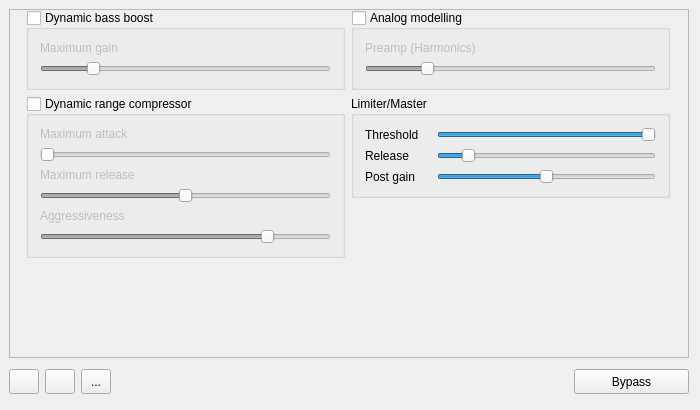
Above: src/MainWindow.ui from Audio4Linux/JDSP4Linux before the change. Below: the same form after it.
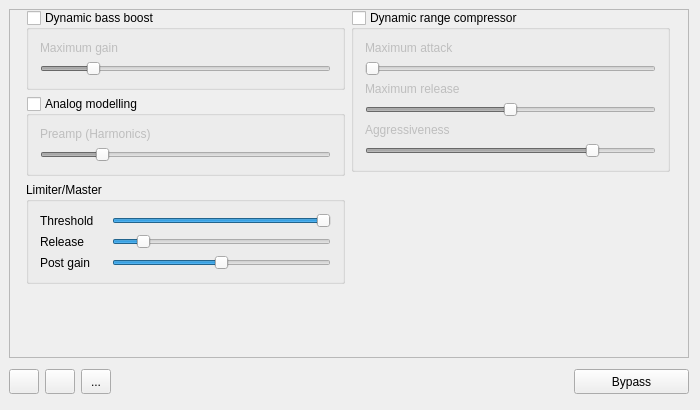
That is the form after the change. The open tabs and pages were chosen to show the change. Icons and pictures are not drawn. Custom widgets are drawn as their Qt base class.

Commit message: refactor: rearrange layout for new compressor

Patch:
```diff
--- a/src/MainWindow.ui
+++ b/src/MainWindow.ui
@@ -151,125 +151,6 @@
                   </widget>
                  </item>
                  <item>
-                  <widget class="QGroupBox" name="enable_comp">
-                   <property name="whatsThis">
-                    <string>&lt;html&gt;&lt;head/&gt;&lt;body&gt;&lt;p&gt;&lt;span style=&quot; font-weight:600; text-decoration: underline;&quot;&gt;Dynamic range compressor&lt;/span&gt;&lt;/p&gt;&lt;p&gt;Enables/disables the dynamic range compressor, an automatic dynamic range flattener that can flatten the signal spectral to reduce transient; it is like a drum volume reducer.&lt;/p&gt;&lt;p&gt;&lt;span style=&quot; text-decoration: underline;&quot;&gt;Max attack:&lt;/span&gt; adjusts how fast the Dynamic Range Compressor reacts.&lt;/p&gt;&lt;p&gt;&lt;span style=&quot; text-decoration: underline;&quot;&gt;Max release:&lt;/span&gt; adjusts how slow the Dynamic Range Compressor is performing gain decay.&lt;/p&gt;&lt;p&gt;&lt;span style=&quot; text-decoration: underline;&quot;&gt;Aggressiveness:&lt;/span&gt; adjusts how strong the spectral flattening is going to be&lt;/p&gt;&lt;/body&gt;&lt;/html&gt;</string>
-                   </property>
-                   <property name="title">
-                    <string>Dynamic range compressor</string>
-                   </property>
-                   <property name="checkable">
-                    <bool>true</bool>
-                   </property>
-                   <property name="checked">
-                    <bool>false</bool>
-                   </property>
-                   <layout class="QVBoxLayout" name="verticalLayout_4">
-                    <item>
-                     <widget class="QLabel" name="comp_atk_label">
-                      <property name="text">
-                       <string>Maximum attack</string>
-                      </property>
-                     </widget>
-                    </item>
-                    <item>
-                     <widget class="QAnimatedSlider" name="comp_maxattack">
-                      <property name="sizePolicy">
-                       <sizepolicy hsizetype="Expanding" vsizetype="Fixed">
-                        <horstretch>0</horstretch>
-                        <verstretch>0</verstretch>
-                       </sizepolicy>
-                      </property>
-                      <property name="minimumSize">
-                       <size>
-                        <width>0</width>
-                        <height>14</height>
-                       </size>
-                      </property>
-                      <property name="minimum">
-                       <number>0</number>
-                      </property>
-                      <property name="maximum">
-                       <number>400</number>
-                      </property>
-                      <property name="orientation">
-                       <enum>Qt::Horizontal</enum>
-                      </property>
-                      <property name="tickPosition">
-                       <enum>QSlider::NoTicks</enum>
-                      </property>
-                     </widget>
-                    </item>
-                    <item>
-                     <widget class="QLabel" name="label_7">
-                      <property name="text">
-                       <string>Maximum release</string>
-                      </property>
-                     </widget>
-                    </item>
-                    <item>
-                     <widget class="QAnimatedSlider" name="comp_maxrelease">
-                      <property name="minimum">
-                       <number>0</number>
-                      </property>
-                      <property name="maximum">
-                       <number>400</number>
-                      </property>
-                      <property name="value">
-                       <number>200</number>
-                      </property>
-                      <property name="orientation">
-                       <enum>Qt::Horizontal</enum>
-                      </property>
-                     </widget>
-                    </item>
-                    <item>
-                     <widget class="QLabel" name="label_5">
-                      <property name="text">
-                       <string>Aggressiveness</string>
-                      </property>
-                     </widget>
-                    </item>
-                    <item>
-                     <widget class="QAnimatedSlider" name="comp_aggressiveness">
-                      <property name="minimum">
-                       <number>10</number>
-                      </property>
-                      <property name="maximum">
-                       <number>1000</number>
-                      </property>
-                      <property name="value">
-                       <number>800</number>
-                      </property>
-                      <property name="orientation">
-                       <enum>Qt::Horizontal</enum>
-                      </property>
-                     </widget>
-                    </item>
-                   </layout>
-                  </widget>
-                 </item>
-                 <item>
-                  <spacer name="verticalSpacer_3">
-                   <property name="orientation">
-                    <enum>Qt::Vertical</enum>
-                   </property>
-                   <property name="sizeType">
-                    <enum>QSizePolicy::Expanding</enum>
-                   </property>
-                   <property name="sizeHint" stdset="0">
-                    <size>
-                     <width>20</width>
-                     <height>30</height>
-                    </size>
-                   </property>
-                  </spacer>
-                 </item>
-                </layout>
-               </item>
-               <item>
-                <layout class="QVBoxLayout" name="bass_right">
-                 <item>
                   <widget class="QGroupBox" name="analog">
                    <property name="whatsThis">
                     <string>&lt;html&gt;&lt;head/&gt;&lt;body&gt;&lt;p&gt;&lt;span style=&quot; font-weight:600; text-decoration: underline;&quot;&gt;Analog modelling&lt;/span&gt;&lt;/p&gt;&lt;p&gt;Oversampled analog modelling is an aliasing-free, even harmonic generator.&lt;/p&gt;&lt;/body&gt;&lt;/html&gt;</string>
@@ -405,6 +286,125 @@
                   </widget>
                  </item>
                  <item>
+                  <spacer name="verticalSpacer_3">
+                   <property name="orientation">
+                    <enum>Qt::Vertical</enum>
+                   </property>
+                   <property name="sizeType">
+                    <enum>QSizePolicy::Expanding</enum>
+                   </property>
+                   <property name="sizeHint" stdset="0">
+                    <size>
+                     <width>20</width>
+                     <height>30</height>
+                    </size>
+                   </property>
+                  </spacer>
+                 </item>
+                </layout>
+               </item>
+               <item>
+                <layout class="QVBoxLayout" name="bass_right">
+                 <item>
+                  <widget class="QGroupBox" name="enable_comp">
+                   <property name="whatsThis">
+                    <string>&lt;html&gt;&lt;head/&gt;&lt;body&gt;&lt;p&gt;&lt;span style=&quot; font-weight:600; text-decoration: underline;&quot;&gt;Dynamic range compressor&lt;/span&gt;&lt;/p&gt;&lt;p&gt;Enables/disables the dynamic range compressor, an automatic dynamic range flattener that can flatten the signal spectral to reduce transient; it is like a drum volume reducer.&lt;/p&gt;&lt;p&gt;&lt;span style=&quot; text-decoration: underline;&quot;&gt;Max attack:&lt;/span&gt; adjusts how fast the Dynamic Range Compressor reacts.&lt;/p&gt;&lt;p&gt;&lt;span style=&quot; text-decoration: underline;&quot;&gt;Max release:&lt;/span&gt; adjusts how slow the Dynamic Range Compressor is performing gain decay.&lt;/p&gt;&lt;p&gt;&lt;span style=&quot; text-decoration: underline;&quot;&gt;Aggressiveness:&lt;/span&gt; adjusts how strong the spectral flattening is going to be&lt;/p&gt;&lt;/body&gt;&lt;/html&gt;</string>
+                   </property>
+                   <property name="title">
+                    <string>Dynamic range compressor</string>
+                   </property>
+                   <property name="checkable">
+                    <bool>true</bool>
+                   </property>
+                   <property name="checked">
+                    <bool>false</bool>
+                   </property>
+                   <layout class="QVBoxLayout" name="verticalLayout_4">
+                    <item>
+                     <widget class="QLabel" name="comp_atk_label">
+                      <property name="text">
+                       <string>Maximum attack</string>
+                      </property>
+                     </widget>
+                    </item>
+                    <item>
+                     <widget class="QAnimatedSlider" name="comp_maxattack">
+                      <property name="sizePolicy">
+                       <sizepolicy hsizetype="Expanding" vsizetype="Fixed">
+                        <horstretch>0</horstretch>
+                        <verstretch>0</verstretch>
+                       </sizepolicy>
+                      </property>
+                      <property name="minimumSize">
+                       <size>
+                        <width>0</width>
+                        <height>14</height>
+                       </size>
+                      </property>
+                      <property name="minimum">
+                       <number>0</number>
+                      </property>
+                      <property name="maximum">
+                       <number>400</number>
+                      </property>
+                      <property name="orientation">
+                       <enum>Qt::Horizontal</enum>
+                      </property>
+                      <property name="tickPosition">
+                       <enum>QSlider::NoTicks</enum>
+                      </property>
+                     </widget>
+                    </item>
+                    <item>
+                     <widget class="QLabel" name="label_7">
+                      <property name="text">
+                       <string>Maximum release</string>
+                      </property>
+                     </widget>
+                    </item>
+                    <item>
+                     <widget class="QAnimatedSlider" name="comp_maxrelease">
+                      <property name="minimum">
+                       <number>0</number>
+                      </property>
+                      <property name="maximum">
+                       <number>400</number>
+                      </property>
+                      <property name="value">
+                       <number>200</number>
+                      </property>
+                      <property name="orientation">
+                       <enum>Qt::Horizontal</enum>
+                      </property>
+                     </widget>
+                    </item>
+                    <item>
+                     <widget class="QLabel" name="label_5">
+                      <property name="text">
+                       <string>Aggressiveness</string>
+                      </property>
+                     </widget>
+                    </item>
+                    <item>
+                     <widget class="QAnimatedSlider" name="comp_aggressiveness">
+                      <property name="minimum">
+                       <number>10</number>
+                      </property>
+                      <property name="maximum">
+                       <number>1000</number>
+                      </property>
+                      <property name="value">
+                       <number>800</number>
+                      </property>
+                      <property name="orientation">
+                       <enum>Qt::Horizontal</enum>
+                      </property>
+                     </widget>
+                    </item>
+                   </layout>
+                  </widget>
+                 </item>
+                 <item>
                   <spacer name="verticalSpacer_4">
                    <property name="orientation">
                     <enum>Qt::Vertical</enum>
```
Left out of the diff: 3 changed lines with no effect on the pictures.
